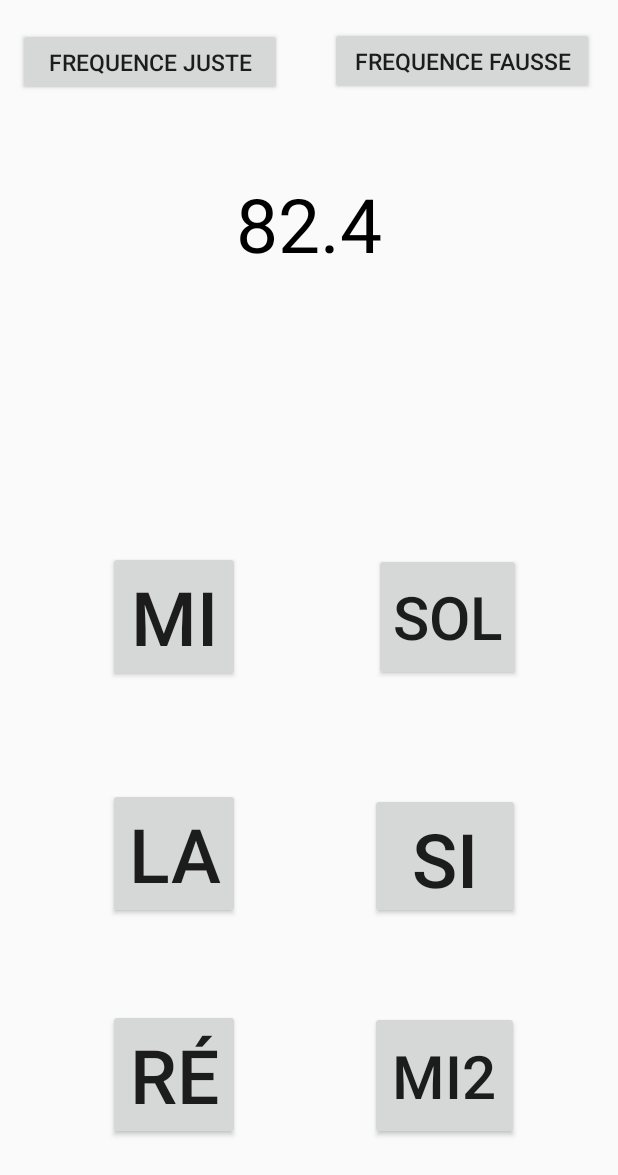
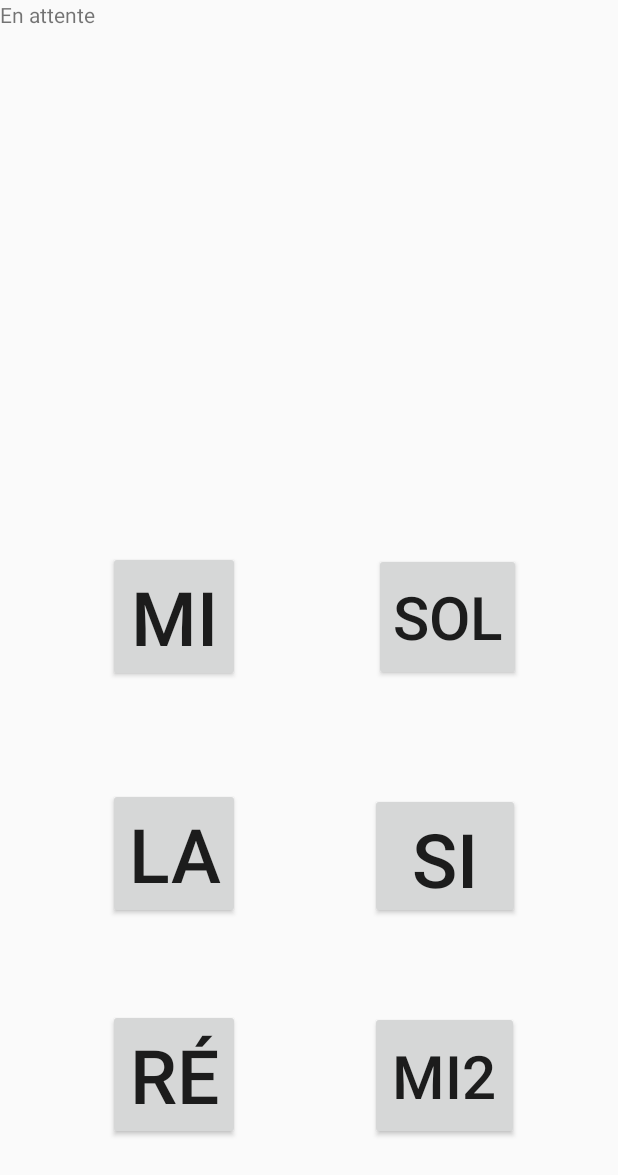
Before and after one commit to Kilian-Pichard/ZicAll, an Android app: the AccordeurGuitare screen opened directly, with no data from a screen before it, on a phone screen of 412 x 824 dp. Shown: the top 1175 px of the screen. Run offline under Robolectric (Android 15) with nearby library versions, the phone set to English and light mode, and no system bars; 2 statements that could not run were skipped.

Commit message:
Comparaison de la fréquence détectée avec la fréquence de référence

```diff
--- a/app/src/main/java/iutbayonne/projet/zicall/AccordeurGuitare.java
+++ b/app/src/main/java/iutbayonne/projet/zicall/AccordeurGuitare.java
@@ -2,7 +2,10 @@ package iutbayonne.projet.zicall;
 
 import androidx.appcompat.app.AppCompatActivity;
 import android.os.Bundle;
+import android.view.View;
+import android.widget.Button;
 import android.widget.TextView;
+import java.util.HashMap;
 import be.tarsos.dsp.AudioDispatcher;
 import be.tarsos.dsp.AudioEvent;
 import be.tarsos.dsp.AudioProcessor;
@@ -14,36 +17,144 @@ import be.tarsos.dsp.pitch.PitchProcessor;
 public class AccordeurGuitare extends AppCompatActivity {
 
     private TextView frequenceMesuree;
+    private TextView frequenceReference;
+    private TextView indication;
 
     private Thread audioThread;
     private AudioDispatcher dispatcher;
+
+    HashMap<String, Double> lesFrequences;
+
+    private Button mi;
+    private Button la;
+    private Button re;
+    private Button sol;
+    private Button si;
+    private Button mi2;
+
+    private String cordeCourante = "mi";
 
     @Override
     protected void onCreate(Bundle savedInstanceState) {
         super.onCreate(savedInstanceState);
         setContentView(R.layout.activity_accordeur_guitare);
 
+        this.mi = findViewById(R.id.mi);
+        this.la = findViewById(R.id.la);
+        this.re = findViewById(R.id.re);
+        this.sol = findViewById(R.id.sol);
+        this.si = findViewById(R.id.si);
+        this.mi2 = findViewById(R.id.mi2);
+
         this.frequenceMesuree = findViewById(R.id.frequenceMesure);
-        new JouerMelodie();
+        this.frequenceReference = findViewById(R.id.frequenceReference);
+        this.indication = findViewById(R.id.indication);
+
+        lesFrequences = new HashMap<String, Double>();
+
+        lesFrequences.put("mi", 82.4);
+        lesFrequences.put("la", 110.0);
+        lesFrequences.put("re", 146.8);
+        lesFrequences.put("sol", 196.0);
+        lesFrequences.put("si", 246.9);
+        lesFrequences.put("mi2", 329.6);
+
+        new RecupFrequence();
+
+        mi.setOnClickListener(new View.OnClickListener() {
+            @Override
+            public void onClick(View v) {
+                mi.setEnabled(false);
+                la.setEnabled(true);
+                re.setEnabled(true);
+                sol.setEnabled(true);
+                si.setEnabled(true);
+                mi2.setEnabled(true);
+
+                cordeCourante = "mi";
+                frequenceReference.setText("" + lesFrequences.get(cordeCourante));
+            }
+        });
+
+        la.setOnClickListener(new View.OnClickListener() {
+            @Override
+            public void onClick(View v) {
+                mi.setEnabled(true);
+                la.setEnabled(false);
+                re.setEnabled(true);
+                sol.setEnabled(true);
+                si.setEnabled(true);
+                mi2.setEnabled(true);
+
+                cordeCourante = "la";
+                frequenceReference.setText("" + lesFrequences.get(cordeCourante));
+            }
+        });
+
+        re.setOnClickListener(new View.OnClickListener() {
+            @Override
+            public void onClick(View v) {
+                mi.setEnabled(true);
+                la.setEnabled(true);
+                re.setEnabled(false);
+                sol.setEnabled(true);
+                si.setEnabled(true);
+                mi2.setEnabled(true);
+
+                cordeCourante = "re";
+                frequenceReference.setText("" + lesFrequences.get(cordeCourante));
+            }
+        });
+
+        sol.setOnClickListener(new View.OnClickListener() {
+            @Override
+            public void onClick(View v) {
+                mi.setEnabled(true);
+                la.setEnabled(true);
+                re.setEnabled(true);
+                sol.setEnabled(false);
+                si.setEnabled(true);
+                mi2.setEnabled(true);
+
+                cordeCourante = "sol";
+                frequenceReference.setText("" + lesFrequences.get(cordeCourante));
+            }
+        });
+
+        si.setOnClickListener(new View.OnClickListener() {
+            @Override
+            public void onClick(View v) {
+                mi.setEnabled(true);
+                la.setEnabled(true);
+                re.setEnabled(true);
+                sol.setEnabled(true);
+                si.setEnabled(false);
+                mi2.setEnabled(true);
+
+                cordeCourante = "si";
+                frequenceReference.setText("" + lesFrequences.get(cordeCourante));
+            }
+        });
+
+        mi2.setOnClickListener(new View.OnClickListener() {
+            @Override
+            public void onClick(View v) {
+                mi.setEnabled(true);
+                la.setEnabled(true);
+                re.setEnabled(true);
+                sol.setEnabled(true);
+                si.setEnabled(true);
+                mi2.setEnabled(false);
+
+                cordeCourante = "mi2";
+                frequenceReference.setText("" + lesFrequences.get(cordeCourante));
+            }
+        });
     }
 
-
-    // Détermine ce que l'on affiche en fonction de la fréquence détectée
-    public void traiterFrequence(float frequenceDetectee)
+    private class RecupFrequence extends Thread
     {
-        if(frequenceDetectee == -1)
-        {
-            frequenceMesuree.setText("Aucun son audible");
-        }
-        else
-        {
-            frequenceMesuree.setText(frequenceDetectee + " Hz");
-        }
-    }
-
-    private class JouerMelodie extends Thread
-    {
-        public JouerMelodie()
+        public RecupFrequence()
         {
             start();
         }
@@ -60,23 +171,17 @@ public class AccordeurGuitare extends AppCompatActivity {
 
                     /* Récupère le fréquence fondamentale du son capté par le micro en Hz.
                        Renvoie -1 si aucun son n'est capté. */
-                    final float frequenceDetectee = res.getPitch();
+                    float frequenceDetectee = res.getPitch();
 
                     /* Le traitement de la fréquence se fait dans la méthode runOnUiThread car notre traitement
                     implique des changements dans l'interface (affichage de la fréquence par exemple)
                     qui ne sont faisable qu'en accédant au thread de l'interface utilisateur (UiThread)*/
 
-                    runOnUiThread(new Runnable() {
-                        @Override
-                        public void run() {
-                            new JouerMelodie();
-                            traiterFrequence(frequenceDetectee);
-                        }
-                    });
+                    runOnUiThread(new Indication(frequenceDetectee));
 
                     try
                     {
-                        Thread.sleep((long) 300);
+                        Thread.sleep((long) 200);
                     }
                     catch(InterruptedException ie){}
                 }
@@ -92,4 +197,40 @@ public class AccordeurGuitare extends AppCompatActivity {
             audioThread.start();
         }
     }
+
+    private class Indication implements Runnable
+    {
+        private float frequenceDetectee;
+
+        public Indication(float frequenceDetectee)
+        {
+            this.frequenceDetectee = frequenceDetectee;
+        }
+
+        public void run()
+        {
+            if(frequenceDetectee == -1)
+            {
+                indication.setText("En attente");
+                frequenceMesuree.setText("");
+            }
+            else
+            {
+                frequenceMesuree.setText(frequenceDetectee + " Hz");
+
+                if(frequenceDetectee < (lesFrequences.get(cordeCourante) - 0.5))
+                {
+                    indication.setText("plus haut");
+                }
+                if(frequenceDetectee > (lesFrequences.get(cordeCourante) + 0.5))
+                {
+                    indication.setText("plus bas");
+                }
+                if(frequenceDetectee >= (lesFrequences.get(cordeCourante) -  0.5) && frequenceDetectee <= (lesFrequences.get(cordeCourante) + 0.5))
+                {
+                    indication.setText("c'est bien");
+                }
+            }
+        }
+    }
 }
--- a/app/src/main/res/layout/activity_accordeur_guitare.xml
+++ b/app/src/main/res/layout/activity_accordeur_guitare.xml
@@ -10,9 +10,8 @@
         android:id="@+id/frequenceReference"
         android:layout_width="wrap_content"
         android:layout_height="wrap_content"
-        android:text="82.4"
+        android:textColor="@android:color/black"
         android:textSize="50sp"
-        android:textColor="@android:color/black"
         app:layout_constraintBottom_toBottomOf="parent"
         app:layout_constraintEnd_toEndOf="parent"
         app:layout_constraintLeft_toLeftOf="parent"
@@ -35,6 +34,14 @@
         app:layout_constraintStart_toStartOf="parent"
         app:layout_constraintTop_toTopOf="parent"
         app:layout_constraintVertical_bias="0.298" />
+
+    <TextView
+        android:id="@+id/indication"
+        android:layout_width="wrap_content"
+        android:layout_height="wrap_content"
+        android:text="En attente"
+        tools:layout_editor_absoluteX="176dp"
+        tools:layout_editor_absoluteY="281dp" />
 
     <Button
         android:id="@+id/mi"
@@ -126,35 +133,5 @@
         app:layout_constraintTop_toTopOf="parent"
         app:layout_constraintVertical_bias="0.913" />
 
-    <Button
-        android:id="@+id/testOk"
-        android:layout_width="176dp"
-        android:layout_height="45dp"
-        android:text="frequence juste"
-        android:textSize="15sp"
-        app:layout_constraintBottom_toBottomOf="parent"
-        app:layout_constraintEnd_toEndOf="parent"
-        app:layout_constraintHorizontal_bias="0.051"
-        app:layout_constraintLeft_toLeftOf="parent"
-        app:layout_constraintRight_toRightOf="parent"
-        app:layout_constraintStart_toStartOf="parent"
-        app:layout_constraintTop_toTopOf="parent"
-        app:layout_constraintVertical_bias="0.024" />
-
-    <Button
-        android:id="@+id/testPasOk"
-        android:layout_width="176dp"
-        android:layout_height="45dp"
-        android:text="frequence fausse"
-        android:textSize="15sp"
-        app:layout_constraintBottom_toBottomOf="parent"
-        app:layout_constraintEnd_toEndOf="parent"
-        app:layout_constraintHorizontal_bias="0.931"
-        app:layout_constraintLeft_toLeftOf="parent"
-        app:layout_constraintRight_toRightOf="parent"
-        app:layout_constraintStart_toStartOf="parent"
-        app:layout_constraintTop_toTopOf="parent"
-        app:layout_constraintVertical_bias="0.023" />
-
 
 </androidx.constraintlayout.widget.ConstraintLayout>
```
